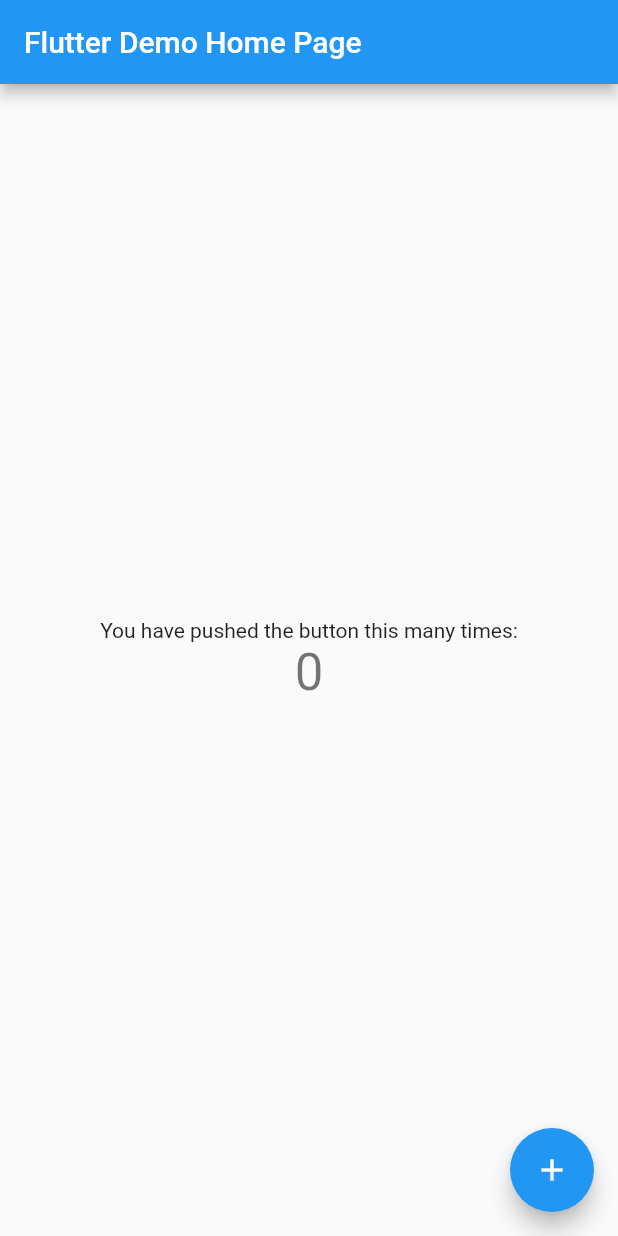
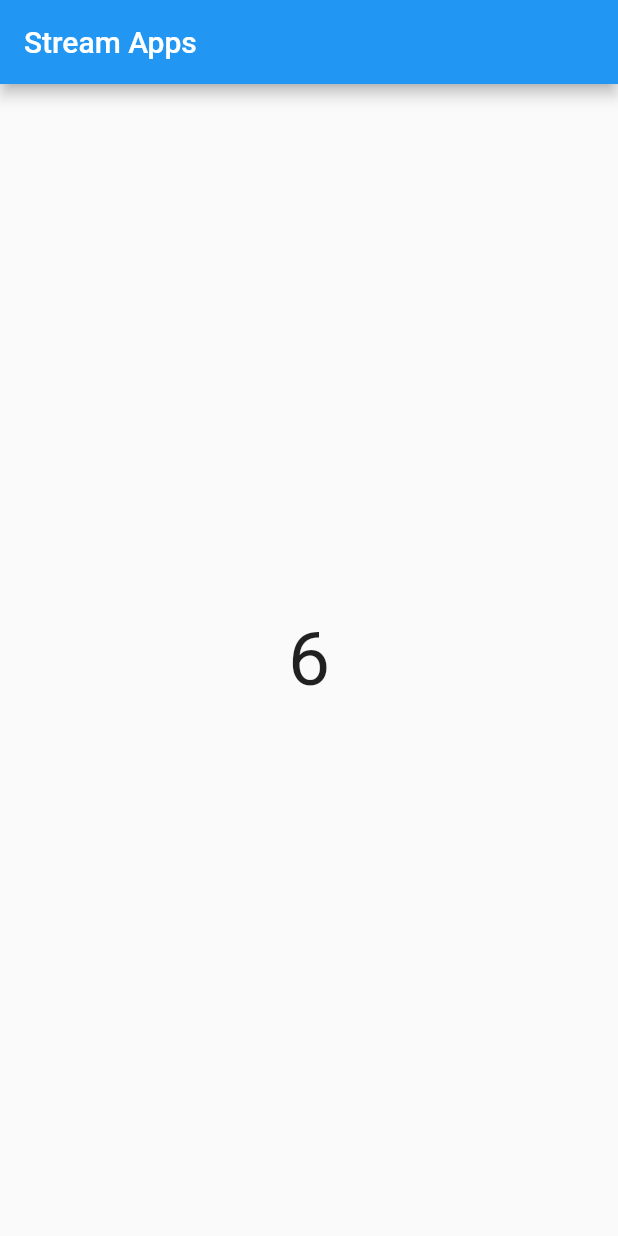
Before and after one commit to FrengkyG/learn-flutter-bloc, a Flutter app: the screen it shows after launch, on a phone screen of 412 x 824 dp. Run offline on Flutter 3.47's test engine with Material 2 defaults, Android fonts, the phone set to English and light mode, and no system bars.

Commit message:
learn stream and yield

```diff
--- a/learn_bloc/lib/main.dart
+++ b/learn_bloc/lib/main.dart
@@ -7,109 +7,50 @@ void main() {
 class MyApp extends StatelessWidget {
   const MyApp({Key? key}) : super(key: key);
 
-  // This widget is the root of your application.
   @override
   Widget build(BuildContext context) {
-    return MaterialApp(
-      title: 'Flutter Demo',
-      theme: ThemeData(
-        // This is the theme of your application.
-        //
-        // Try running your application with "flutter run". You'll see the
-        // application has a blue toolbar. Then, without quitting the app, try
-        // changing the primarySwatch below to Colors.green and then invoke
-        // "hot reload" (press "r" in the console where you ran "flutter run",
-        // or simply save your changes to "hot reload" in a Flutter IDE).
-        // Notice that the counter didn't reset back to zero; the application
-        // is not restarted.
-        primarySwatch: Colors.blue,
-      ),
-      home: const MyHomePage(title: 'Flutter Demo Home Page'),
+    return const MaterialApp(
+      home: HomePage(),
     );
   }
 }
 
-class MyHomePage extends StatefulWidget {
-  const MyHomePage({Key? key, required this.title}) : super(key: key);
+class HomePage extends StatelessWidget {
+  const HomePage({Key? key}) : super(key: key);
 
-  // This widget is the home page of your application. It is stateful, meaning
-  // that it has a State object (defined below) that contains fields that affect
-  // how it looks.
-
-  // This class is the configuration for the state. It holds the values (in this
-  // case the title) provided by the parent (in this case the App widget) and
-  // used by the build method of the State. Fields in a Widget subclass are
-  // always marked "final".
-
-  final String title;
-
-  @override
-  State<MyHomePage> createState() => _MyHomePageState();
-}
-
-class _MyHomePageState extends State<MyHomePage> {
-  int _counter = 0;
-
-  void _incrementCounter() {
-    setState(() {
-      // This call to setState tells the Flutter framework that something has
-      // changed in this State, which causes it to rerun the build method below
-      // so that the display can reflect the updated values. If we changed
-      // _counter without calling setState(), then the build method would not be
-      // called again, and so nothing would appear to happen.
-      _counter++;
-    });
+  Stream<int> countStream() async* {
+    for (int i = 0; i <= 10; i++) {
+      await Future.delayed(const Duration(seconds: 1));
+      yield i;
+    }
   }
 
   @override
   Widget build(BuildContext context) {
-    // This method is rerun every time setState is called, for instance as done
-    // by the _incrementCounter method above.
-    //
-    // The Flutter framework has been optimized to make rerunning build methods
-    // fast, so that you can just rebuild anything that needs updating rather
-    // than having to individually change instances of widgets.
     return Scaffold(
       appBar: AppBar(
-        // Here we take the value from the MyHomePage object that was created by
-        // the App.build method, and use it to set our appbar title.
-        title: Text(widget.title),
+        title: const Text('Stream Apps'),
       ),
-      body: Center(
-        // Center is a layout widget. It takes a single child and positions it
-        // in the middle of the parent.
-        child: Column(
-          // Column is also a layout widget. It takes a list of children and
-          // arranges them vertically. By default, it sizes itself to fit its
-          // children horizontally, and tries to be as tall as its parent.
-          //
-          // Invoke "debug painting" (press "p" in the console, choose the
-          // "Toggle Debug Paint" action from the Flutter Inspector in Android
-          // Studio, or the "Toggle Debug Paint" command in Visual Studio Code)
-          // to see the wireframe for each widget.
-          //
-          // Column has various properties to control how it sizes itself and
-          // how it positions its children. Here we use mainAxisAlignment to
-          // center the children vertically; the main axis here is the vertical
-          // axis because Columns are vertical (the cross axis would be
-          // horizontal).
-          mainAxisAlignment: MainAxisAlignment.center,
-          children: <Widget>[
-            const Text(
-              'You have pushed the button this many times:',
-            ),
-            Text(
-              '$_counter',
-              style: Theme.of(context).textTheme.headline4,
-            ),
-          ],
-        ),
+      body: StreamBuilder(
+        stream: countStream(),
+        builder: (context, snapshot) {
+          if (snapshot.connectionState == ConnectionState.waiting) {
+            return const Center(
+              child: Text(
+                'Loading...',
+                style: TextStyle(fontSize: 50),
+              ),
+            );
+          } else {
+            return Center(
+              child: Text(
+                '${snapshot.data}',
+                style: const TextStyle(fontSize: 50),
+              ),
+            );
+          }
+        },
       ),
-      floatingActionButton: FloatingActionButton(
-        onPressed: _incrementCounter,
-        tooltip: 'Increment',
-        child: const Icon(Icons.add),
-      ), // This trailing comma makes auto-formatting nicer for build methods.
     );
   }
 }
```
